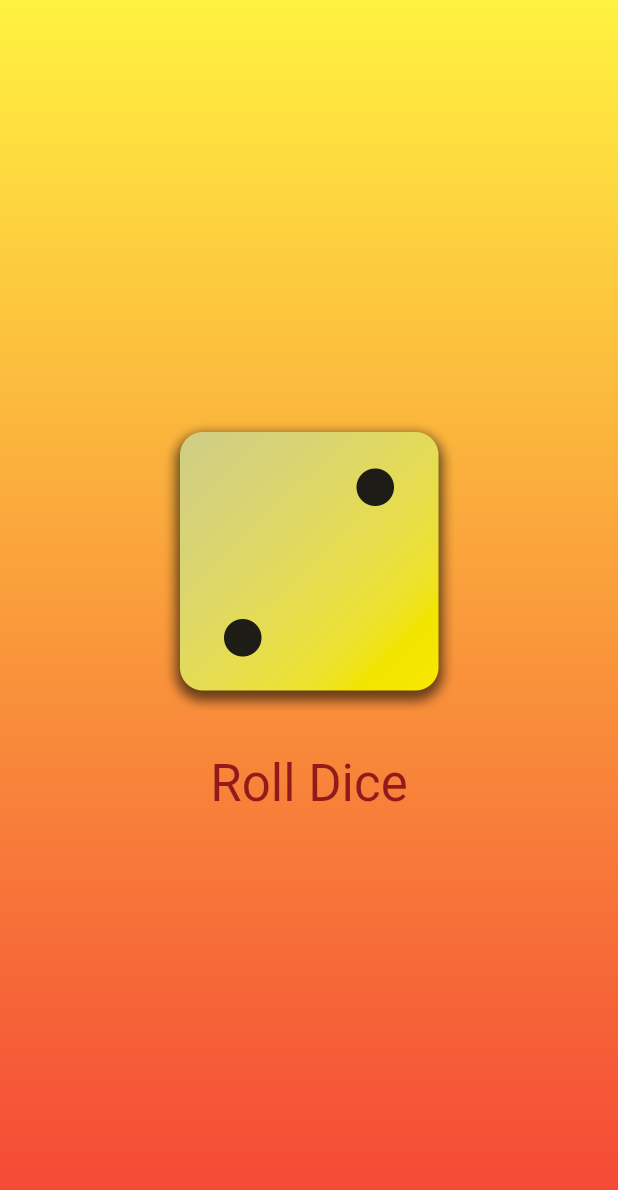
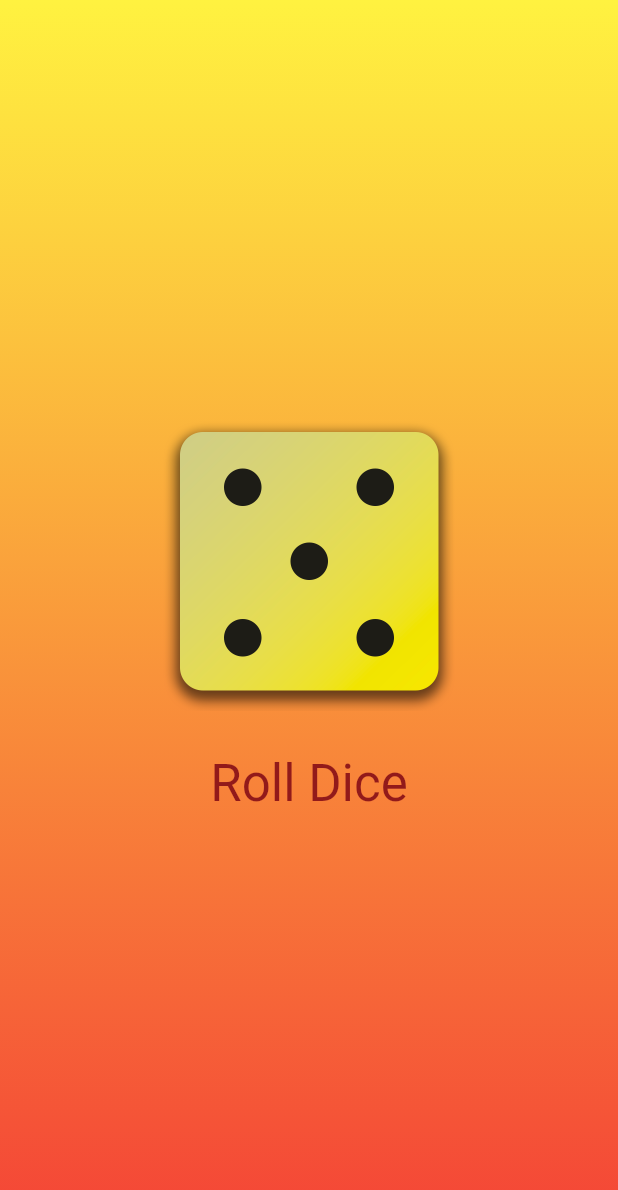
Before and after one commit to shoumik334/flutter_Roll_Dice_App, a Flutter app: the screen it shows after launch, after a tap on "Roll Dice", on a phone screen of 412 x 824 dp. Shown: the top 1190 px of the screen. Run offline on Flutter 3.47's test engine with Material 3 defaults, Android fonts, the phone set to English and light mode, and no system bars.

Commit message:
complete roll dice app

```diff
--- a/roll_dice/lib/dice_roller.dart
+++ b/roll_dice/lib/dice_roller.dart
@@ -0,0 +1,46 @@
+import 'dart:math';
+
+import 'package:flutter/material.dart';
+
+final randomizer = Random();
+
+class DiceRoller extends StatefulWidget {
+  const DiceRoller({super.key});
+
+  @override
+  State<DiceRoller> createState() {
+    return _DiceRollerState();
+  }
+}
+
+class _DiceRollerState extends State<DiceRoller> {
+  var currentDiceRoll = 2;
+
+  void rollDice() {
+    setState(() {
+      currentDiceRoll =
+          randomizer.nextInt(6) +
+          1; //value between 1 to 6 , if not + 1 then 0 to 5
+    });
+  }
+
+  @override
+  Widget build(context) {
+    return Column(
+      mainAxisSize: MainAxisSize.min,
+      children: [
+        Image.asset('assets/images/dice-$currentDiceRoll.png', width: 200),
+        const SizedBox(height: 20),
+        TextButton(
+          onPressed: rollDice,
+          style: TextButton.styleFrom(
+            // padding: EdgeInsets.only(top:20,),
+            foregroundColor: const Color.fromARGB(255, 146, 26, 26),
+            textStyle: TextStyle(fontSize: 34),
+          ),
+          child: Text('Roll Dice'),
+        ),
+      ],
+    );
+  }
+}
--- a/roll_dice/lib/gradient_container.dart
+++ b/roll_dice/lib/gradient_container.dart
@@ -1,26 +1,17 @@
 import 'package:flutter/material.dart';
+import 'package:roll_dice/dice_roller.dart';
 
 const startAlignment = Alignment.topLeft;
 const endAlignment = Alignment.bottomLeft;
 
 class GradientContainer extends StatelessWidget {
-  GradientContainer(this.color1, this.color2, {super.key});
+ const GradientContainer(this.color1, this.color2, {super.key});
 
-  //multiple constructor
-  // const GradientContainer.purple({super.key})
-  //     : color1 = Colors.purple,
-  //       color2 = Colors.blueGrey;
-  // then in main call GradientContainer.purple
+
 
   final Color color1;
   final Color color2;
 
-  var activeDiceImage = 'assets/images/dice-2.png';
-
-  void rollDice() {
-    activeDiceImage = 'assets/images/dice-5.png';
-    print('Changing images');
-  }
 
   @override
   Widget build(context) {
@@ -32,24 +23,8 @@ class GradientContainer extends StatelessWidget {
           end: endAlignment,
         ),
       ),
-      child: Center(
-        child: Column(
-          mainAxisSize: MainAxisSize.min,
-          children: [
-            Image.asset(activeDiceImage,
-             width: 200),
-            const SizedBox(height: 20,),
-            TextButton(
-              onPressed: rollDice,
-              style: TextButton.styleFrom(
-                // padding: EdgeInsets.only(top:20,),
-                foregroundColor: const Color.fromARGB(255, 146, 26, 26),
-                textStyle: TextStyle(fontSize: 34),
-              ),
-              child: Text('Roll Dice'),
-            ),
-          ],
-        ),
+      child: const Center(
+        child: DiceRoller(),
       ),
     );
   }
@@ -85,3 +60,10 @@ class GradientContainer extends StatelessWidget {
 //     );
 //   }
 // }
+
+
+  //multiple constructor
+  // const GradientContainer.purple({super.key})
+  //     : color1 = Colors.purple,
+  //       color2 = Colors.blueGrey;
+  // then in main call GradientContainer.purple
--- a/roll_dice/lib/main.dart
+++ b/roll_dice/lib/main.dart
@@ -3,7 +3,7 @@ import 'package:roll_dice/gradient_container.dart';
 
 void main() {
   runApp(
-    MaterialApp(
+    const MaterialApp(
       home: Scaffold(
         // backgroundColor: Color.fromARGB(255, 200, 238, 255),
         body: GradientContainer(Color.fromARGB(255, 255, 242, 64),Colors.red) ,
```
